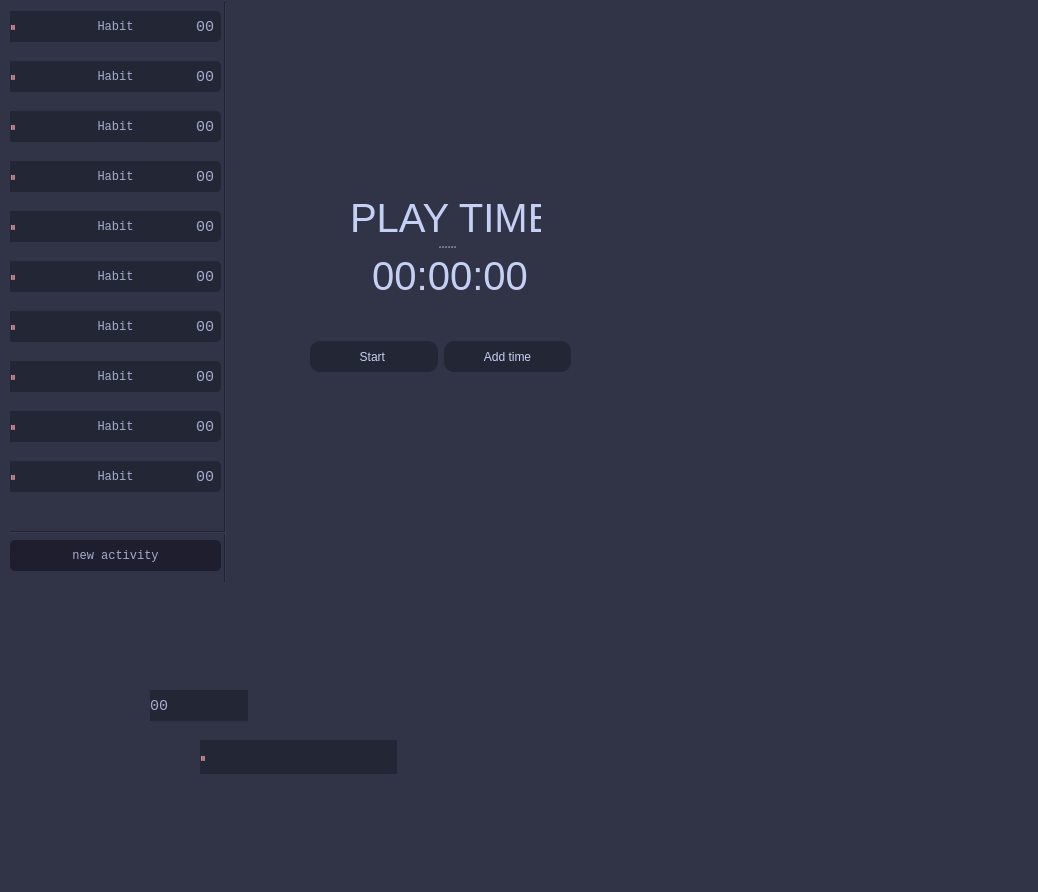
gluoniuum/TimeInRep, file mainwind.ui: the form before one commit.
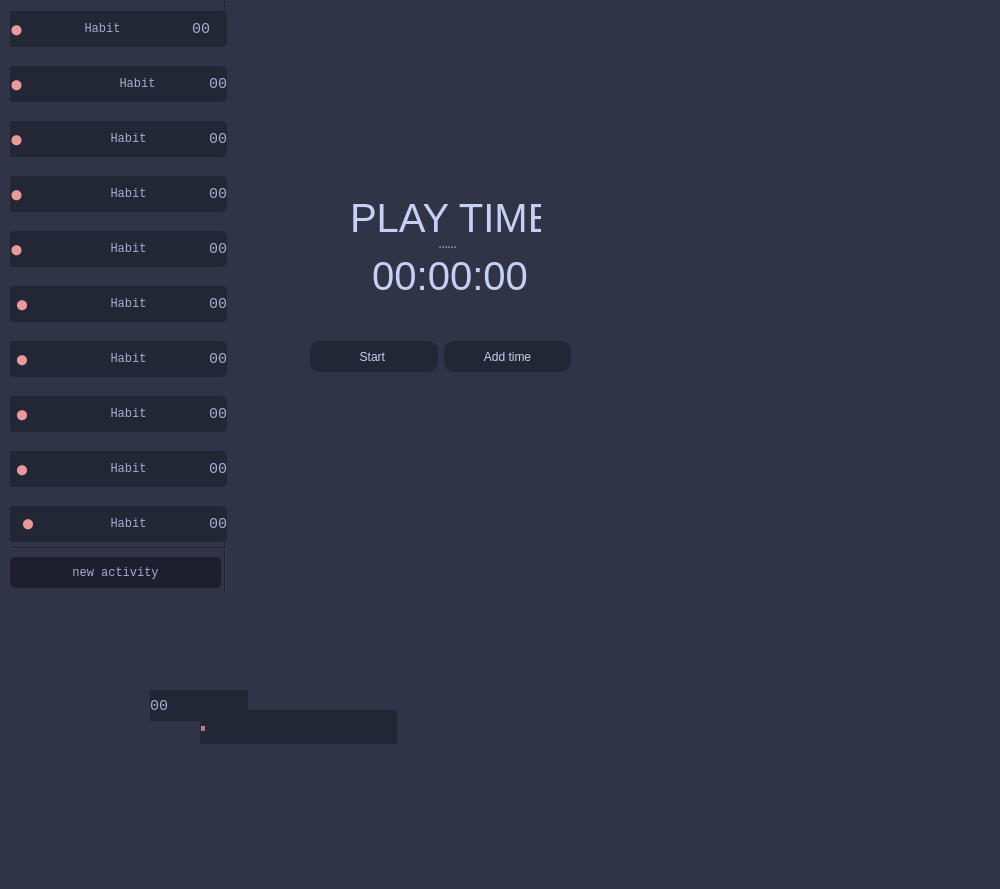
The form after the commit.

Commit message: design and statusOn update 0.99.02

```diff
--- a/mainwind.ui
+++ b/mainwind.ui
@@ -6,8 +6,8 @@
    <rect>
     <x>0</x>
     <y>0</y>
-    <width>1038</width>
-    <height>892</height>
+    <width>1000</width>
+    <height>889</height>
    </rect>
   </property>
   <property name="minimumSize">
@@ -28,7 +28,7 @@
      <rect>
       <x>10</x>
       <y>1</y>
-      <width>651</width>
+      <width>1000</width>
       <height>591</height>
      </rect>
     </property>
@@ -114,9 +114,9 @@
      <property name="geometry">
       <rect>
        <x>210</x>
-       <y>1</y>
+       <y>0</y>
        <width>10</width>
-       <height>580</height>
+       <height>620</height>
       </rect>
      </property>
      <property name="styleSheet">
@@ -202,7 +202,7 @@
      <property name="geometry">
       <rect>
        <x>-5</x>
-       <y>530</y>
+       <y>546</y>
        <width>220</width>
        <height>3</height>
       </rect>
@@ -214,10 +214,10 @@
     <widget class="QWidget" name="layoutWidget">
      <property name="geometry">
       <rect>
-       <x>0</x>
+       <x>-2</x>
        <y>10</y>
-       <width>211</width>
-       <height>503</height>
+       <width>219</width>
+       <height>603</height>
       </rect>
      </property>
      <layout class="QVBoxLayout" name="verticalLayout" stretch="0,0,0,0,0,0,0,0,0,5">
@@ -235,7 +235,7 @@
         <item>
          <widget class="QLabel" name="statusOn_1">
           <property name="sizePolicy">
-           <sizepolicy hsizetype="Preferred" vsizetype="Minimum">
+           <sizepolicy hsizetype="MinimumExpanding" vsizetype="Minimum">
             <horstretch>0</horstretch>
             <verstretch>0</verstretch>
            </sizepolicy>
@@ -248,10 +248,13 @@
           </property>
           <property name="styleSheet">
            <string notr="true">color: #ea999c;
-background-color: #232634;</string>
+background-color: #232634;
+font-size: 10px;
+border-top-left-radius: 5%;
+border-bottom-left-radius: 5%;</string>
           </property>
           <property name="text">
-           <string>⏸️</string>
+           <string> ⬤</string>
           </property>
          </widget>
         </item>
@@ -260,7 +263,7 @@
           <property name="minimumSize">
            <size>
             <width>161</width>
-            <height>31</height>
+            <height>36</height>
            </size>
           </property>
           <property name="styleSheet">
@@ -277,15 +280,15 @@
         <item>
          <widget class="QLabel" name="timeLabel_2">
           <property name="sizePolicy">
-           <sizepolicy hsizetype="Preferred" vsizetype="Fixed">
+           <sizepolicy hsizetype="Fixed" vsizetype="Fixed">
             <horstretch>0</horstretch>
             <verstretch>31</verstretch>
            </sizepolicy>
           </property>
           <property name="minimumSize">
            <size>
-            <width>0</width>
-            <height>31</height>
+            <width>40</width>
+            <height>36</height>
            </size>
           </property>
           <property name="styleSheet">
@@ -298,7 +301,7 @@
 </string>
           </property>
           <property name="text">
-           <string>00</string>
+           <string> 00  </string>
           </property>
          </widget>
         </item>
@@ -312,7 +315,7 @@
         <item>
          <widget class="QLabel" name="statusOn_2">
           <property name="sizePolicy">
-           <sizepolicy hsizetype="Preferred" vsizetype="Minimum">
+           <sizepolicy hsizetype="MinimumExpanding" vsizetype="Minimum">
             <horstretch>0</horstretch>
             <verstretch>0</verstretch>
            </sizepolicy>
@@ -325,19 +328,28 @@
           </property>
           <property name="styleSheet">
            <string notr="true">color: #ea999c;
-background-color: #232634;</string>
+background-color: #232634;
+font-size: 10px;
+border-top-left-radius: 5%;
+border-bottom-left-radius: 5%;</string>
           </property>
           <property name="text">
-           <string>⏸️</string>
+           <string> ⬤</string>
           </property>
          </widget>
         </item>
         <item>
          <widget class="QPushButton" name="habit_3">
+          <property name="sizePolicy">
+           <sizepolicy hsizetype="MinimumExpanding" vsizetype="Fixed">
+            <horstretch>0</horstretch>
+            <verstretch>0</verstretch>
+           </sizepolicy>
+          </property>
           <property name="minimumSize">
            <size>
-            <width>161</width>
-            <height>31</height>
+            <width>143</width>
+            <height>36</height>
            </size>
           </property>
           <property name="styleSheet">
@@ -354,7 +366,7 @@
         <item>
          <widget class="QLabel" name="timeLabel_3">
           <property name="sizePolicy">
-           <sizepolicy hsizetype="Preferred" vsizetype="Fixed">
+           <sizepolicy hsizetype="Fixed" vsizetype="Fixed">
             <horstretch>0</horstretch>
             <verstretch>31</verstretch>
            </sizepolicy>
@@ -362,7 +374,7 @@
           <property name="minimumSize">
            <size>
             <width>0</width>
-            <height>31</height>
+            <height>36</height>
            </size>
           </property>
           <property name="styleSheet">
@@ -389,7 +401,7 @@
         <item>
          <widget class="QLabel" name="statusOn_3">
           <property name="sizePolicy">
-           <sizepolicy hsizetype="Preferred" vsizetype="Minimum">
+           <sizepolicy hsizetype="MinimumExpanding" vsizetype="Minimum">
             <horstretch>0</horstretch>
             <verstretch>0</verstretch>
            </sizepolicy>
@@ -402,10 +414,13 @@
           </property>
           <property name="styleSheet">
            <string notr="true">color: #ea999c;
-background-color: #232634;</string>
+background-color: #232634;
+font-size: 10px;
+border-top-left-radius: 5%;
+border-bottom-left-radius: 5%;</string>
           </property>
           <property name="text">
-           <string>⏸️</string>
+           <string> ⬤</string>
           </property>
          </widget>
         </item>
@@ -414,7 +429,7 @@
           <property name="minimumSize">
            <size>
             <width>161</width>
-            <height>31</height>
+            <height>36</height>
            </size>
           </property>
           <property name="styleSheet">
@@ -431,7 +446,7 @@
         <item>
          <widget class="QLabel" name="timeLabel_4">
           <property name="sizePolicy">
-           <sizepolicy hsizetype="Preferred" vsizetype="Fixed">
+           <sizepolicy hsizetype="Fixed" vsizetype="Fixed">
             <horstretch>0</horstretch>
             <verstretch>31</verstretch>
            </sizepolicy>
@@ -439,7 +454,7 @@
           <property name="minimumSize">
            <size>
             <width>0</width>
-            <height>31</height>
+            <height>36</height>
            </size>
           </property>
           <property name="styleSheet">
@@ -466,7 +481,7 @@
         <item>
          <widget class="QLabel" name="statusOn_4">
           <property name="sizePolicy">
-           <sizepolicy hsizetype="Preferred" vsizetype="Minimum">
+           <sizepolicy hsizetype="MinimumExpanding" vsizetype="Minimum">
             <horstretch>0</horstretch>
             <verstretch>0</verstretch>
            </sizepolicy>
@@ -479,10 +494,13 @@
           </property>
           <property name="styleSheet">
            <string notr="true">color: #ea999c;
-background-color: #232634;</string>
+background-color: #232634;
+font-size: 10px;
+border-top-left-radius: 5%;
+border-bottom-left-radius: 5%;</string>
           </property>
           <property name="text">
-           <string>⏸️</string>
+           <string> ⬤</string>
           </property>
          </widget>
         </item>
@@ -491,7 +509,7 @@
           <property name="minimumSize">
            <size>
             <width>161</width>
-            <height>31</height>
+            <height>36</height>
            </size>
           </property>
           <property name="styleSheet">
@@ -508,7 +526,7 @@
         <item>
          <widget class="QLabel" name="timeLabel_5">
           <property name="sizePolicy">
-           <sizepolicy hsizetype="Preferred" vsizetype="Fixed">
+           <sizepolicy hsizetype="Fixed" vsizetype="Fixed">
             <horstretch>0</horstretch>
             <verstretch>31</verstretch>
            </sizepolicy>
@@ -516,7 +534,7 @@
           <property name="minimumSize">
            <size>
             <width>0</width>
-            <height>31</height>
+            <height>36</height>
            </size>
           </property>
           <property name="styleSheet">
@@ -543,7 +561,7 @@
         <item>
          <widget class="QLabel" name="statusOn_5">
           <property name="sizePolicy">
-           <sizepolicy hsizetype="Preferred" vsizetype="Minimum">
+           <sizepolicy hsizetype="MinimumExpanding" vsizetype="Minimum">
             <horstretch>0</horstretch>
             <verstretch>0</verstretch>
            </sizepolicy>
@@ -556,10 +574,13 @@
           </property>
           <property name="styleSheet">
            <string notr="true">color: #ea999c;
-background-color: #232634;</string>
+background-color: #232634;
+font-size: 10px;
+border-top-left-radius: 5%;
+border-bottom-left-radius: 5%;</string>
           </property>
           <property name="text">
-           <string>⏸️</string>
+           <string> ⬤</string>
           </property>
          </widget>
         </item>
@@ -568,7 +589,7 @@
           <property name="minimumSize">
            <size>
             <width>161</width>
-            <height>31</height>
+            <height>36</height>
            </size>
           </property>
           <property name="styleSheet">
@@ -585,7 +606,7 @@
         <item>
          <widget class="QLabel" name="timeLabel_6">
           <property name="sizePolicy">
-           <sizepolicy hsizetype="Preferred" vsizetype="Fixed">
+           <sizepolicy hsizetype="Fixed" vsizetype="Fixed">
             <horstretch>0</horstretch>
             <verstretch>31</verstretch>
            </sizepolicy>
@@ -593,7 +614,7 @@
           <property name="minimumSize">
            <size>
             <width>0</width>
-            <height>31</height>
+            <height>36</height>
            </size>
           </property>
           <property name="styleSheet">
@@ -620,7 +641,7 @@
         <item>
          <widget class="QLabel" name="statusOn_6">
           <property name="sizePolicy">
-           <sizepolicy hsizetype="Preferred" vsizetype="Minimum">
+           <sizepolicy hsizetype="MinimumExpanding" vsizetype="Minimum">
             <horstretch>0</horstretch>
             <verstretch>0</verstretch>
            </sizepolicy>
@@ -633,10 +654,13 @@
           </property>
           <property name="styleSheet">
            <string notr="true">color: #ea999c;
-background-color: #232634;</string>
+background-color: #232634;
+font-size: 10px;
+border-top-left-radius: 5%;
+border-bottom-left-radius: 5%;</string>
           </property>
           <property name="text">
-           <string>⏸️</string>
+           <string>   ⬤</string>
           </property>
          </widget>
         </item>
@@ -645,7 +669,7 @@
           <property name="minimumSize">
            <size>
             <width>161</width>
-            <height>31</height>
+            <height>36</height>
            </size>
           </property>
           <property name="styleSheet">
@@ -662,7 +686,7 @@
         <item>
          <widget class="QLabel" name="timeLabel_7">
           <property name="sizePolicy">
-           <sizepolicy hsizetype="Preferred" vsizetype="Fixed">
+           <sizepolicy hsizetype="Fixed" vsizetype="Fixed">
             <horstretch>0</horstretch>
             <verstretch>31</verstretch>
            </sizepolicy>
@@ -670,7 +694,7 @@
           <property name="minimumSize">
            <size>
             <width>0</width>
-            <height>31</height>
+            <height>36</height>
            </size>
           </property>
           <property name="styleSheet">
@@ -697,7 +721,7 @@
         <item>
          <widget class="QLabel" name="statusOn_7">
           <property name="sizePolicy">
-           <sizepolicy hsizetype="Preferred" vsizetype="Minimum">
+           <sizepolicy hsizetype="MinimumExpanding" vsizetype="Minimum">
             <horstretch>0</horstretch>
             <verstretch>0</verstretch>
            </sizepolicy>
@@ -710,10 +734,13 @@
           </property>
           <property name="styleSheet">
            <string notr="true">color: #ea999c;
-background-color: #232634;</string>
+background-color: #232634;
+font-size: 10px;
+border-top-left-radius: 5%;
+border-bottom-left-radius: 5%;</string>
           </property>
           <property name="text">
-           <string>⏸️</string>
+           <string>   ⬤</string>
           </property>
          </widget>
         </item>
@@ -722,7 +749,7 @@
           <property name="minimumSize">
            <size>
             <width>161</width>
-            <height>31</height>
+            <height>36</height>
            </size>
           </property>
           <property name="styleSheet">
@@ -739,7 +766,7 @@
         <item>
          <widget class="QLabel" name="timeLabel_8">
           <property name="sizePolicy">
-           <sizepolicy hsizetype="Preferred" vsizetype="Fixed">
+           <sizepolicy hsizetype="Fixed" vsizetype="Fixed">
             <horstretch>0</horstretch>
             <verstretch>31</verstretch>
            </sizepolicy>
@@ -747,7 +774,7 @@
           <property name="minimumSize">
            <size>
             <width>0</width>
-            <height>31</height>
+            <height>36</height>
            </size>
           </property>
           <property name="styleSheet">
@@ -774,7 +801,7 @@
         <item>
          <widget class="QLabel" name="statusOn_8">
           <property name="sizePolicy">
-           <sizepolicy hsizetype="Preferred" vsizetype="Minimum">
+           <sizepolicy hsizetype="MinimumExpanding" vsizetype="Minimum">
             <horstretch>0</horstretch>
             <verstretch>0</verstretch>
            </sizepolicy>
@@ -787,10 +814,13 @@
           </property>
           <property name="styleSheet">
            <string notr="true">color: #ea999c;
-background-color: #232634;</string>
+background-color: #232634;
+font-size: 10px;
+border-top-left-radius: 5%;
+border-bottom-left-radius: 5%;</string>
           </property>
           <property name="text">
-           <string>⏸️</string>
+           <string>   ⬤</string>
           </property>
          </widget>
         </item>
@@ -799,7 +829,7 @@
           <property name="minimumSize">
            <size>
             <width>161</width>
-            <height>31</height>
+            <height>36</height>
            </size>
           </property>
           <property name="styleSheet">
@@ -816,7 +846,7 @@
         <item>
          <widget class="QLabel" name="timeLabel_9">
           <property name="sizePolicy">
-           <sizepolicy hsizetype="Preferred" vsizetype="Fixed">
+           <sizepolicy hsizetype="Fixed" vsizetype="Fixed">
             <horstretch>0</horstretch>
             <verstretch>31</verstretch>
            </sizepolicy>
@@ -824,7 +854,7 @@
           <property name="minimumSize">
            <size>
             <width>0</width>
-            <height>31</height>
+            <height>36</height>
            </size>
           </property>
           <property name="styleSheet">
@@ -851,7 +881,7 @@
         <item>
          <widget class="QLabel" name="statusOn_9">
           <property name="sizePolicy">
-           <sizepolicy hsizetype="Preferred" vsizetype="Minimum">
+           <sizepolicy hsizetype="MinimumExpanding" vsizetype="Minimum">
             <horstretch>0</horstretch>
             <verstretch>0</verstretch>
            </sizepolicy>
@@ -864,10 +894,13 @@
           </property>
           <property name="styleSheet">
            <string notr="true">color: #ea999c;
-background-color: #232634;</string>
+background-color: #232634;
+font-size: 10px;
+border-top-left-radius: 5%;
+border-bottom-left-radius: 5%;</string>
           </property>
           <property name="text">
-           <string>⏸️</string>
+           <string>   ⬤</string>
           </property>
          </widget>
         </item>
@@ -876,7 +909,7 @@
           <property name="minimumSize">
            <size>
             <width>161</width>
-            <height>31</height>
+            <height>36</height>
            </size>
           </property>
           <property name="styleSheet">
@@ -893,7 +926,7 @@
         <item>
          <widget class="QLabel" name="timeLabel_10">
           <property name="sizePolicy">
-           <sizepolicy hsizetype="Preferred" vsizetype="Fixed">
+           <sizepolicy hsizetype="Fixed" vsizetype="Fixed">
             <horstretch>0</horstretch>
             <verstretch>31</verstretch>
            </sizepolicy>
@@ -901,7 +934,7 @@
           <property name="minimumSize">
            <size>
             <width>0</width>
-            <height>31</height>
+            <height>36</height>
            </size>
           </property>
           <property name="styleSheet">
@@ -928,7 +961,7 @@
         <item>
          <widget class="QLabel" name="statusOn_10">
           <property name="sizePolicy">
-           <sizepolicy hsizetype="Preferred" vsizetype="Minimum">
+           <sizepolicy hsizetype="MinimumExpanding" vsizetype="Minimum">
             <horstretch>0</horstretch>
             <verstretch>0</verstretch>
            </sizepolicy>
@@ -941,10 +974,13 @@
           </property>
           <property name="styleSheet">
            <string notr="true">color: #ea999c;
-background-color: #232634;</string>
+background-color: #232634;
+font-size: 10px;
+border-top-left-radius: 5%;
+border-bottom-left-radius: 5%;</string>
           </property>
           <property name="text">
-           <string>⏸️</string>
+           <string>&lt;html&gt;&lt;head/&gt;&lt;body&gt;&lt;p align=&quot;center&quot;&gt;⬤&lt;/p&gt;&lt;/body&gt;&lt;/html&gt;</string>
           </property>
          </widget>
         </item>
@@ -953,7 +989,7 @@
           <property name="minimumSize">
            <size>
             <width>161</width>
-            <height>31</height>
+            <height>36</height>
            </size>
           </property>
           <property name="styleSheet">
@@ -970,7 +1006,7 @@
         <item>
          <widget class="QLabel" name="timeLabel_11">
           <property name="sizePolicy">
-           <sizepolicy hsizetype="Preferred" vsizetype="Fixed">
+           <sizepolicy hsizetype="Fixed" vsizetype="Fixed">
             <horstretch>0</horstretch>
             <verstretch>31</verstretch>
            </sizepolicy>
@@ -978,7 +1014,7 @@
           <property name="minimumSize">
            <size>
             <width>0</width>
-            <height>31</height>
+            <height>36</height>
            </size>
           </property>
           <property name="styleSheet">
@@ -1004,7 +1040,7 @@
     <property name="geometry">
      <rect>
       <x>10</x>
-      <y>540</y>
+      <y>557</y>
       <width>211</width>
       <height>31</height>
      </rect>
@@ -1056,7 +1092,7 @@
     <property name="geometry">
      <rect>
       <x>200</x>
-      <y>740</y>
+      <y>710</y>
       <width>197</width>
       <height>34</height>
      </rect>
```
The commit also changes 2 other files.
